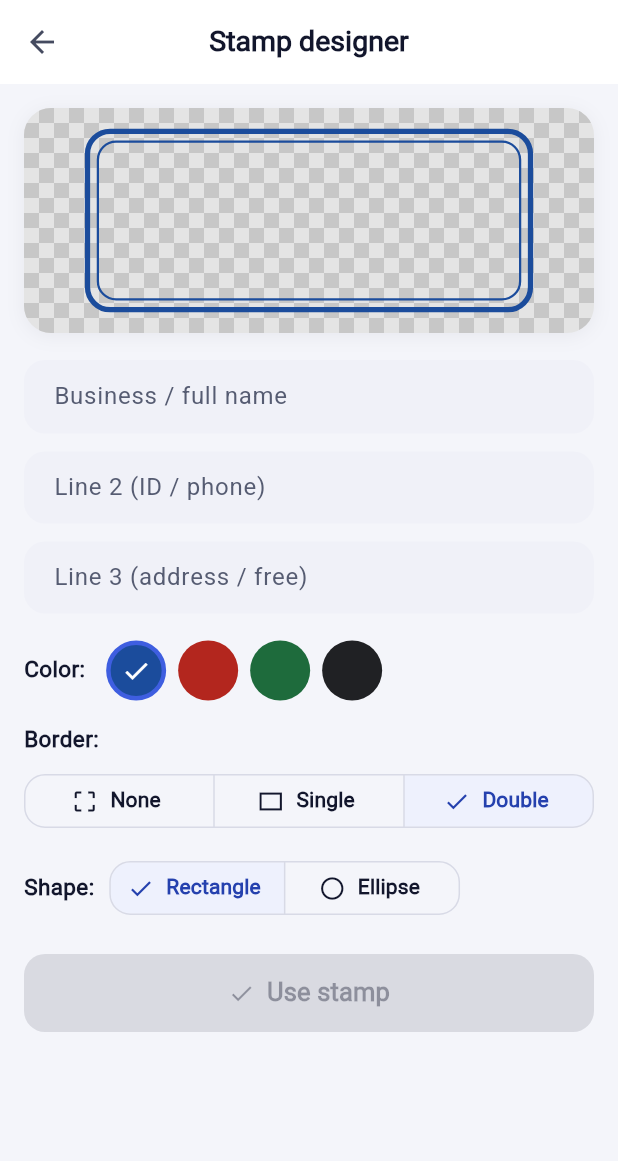
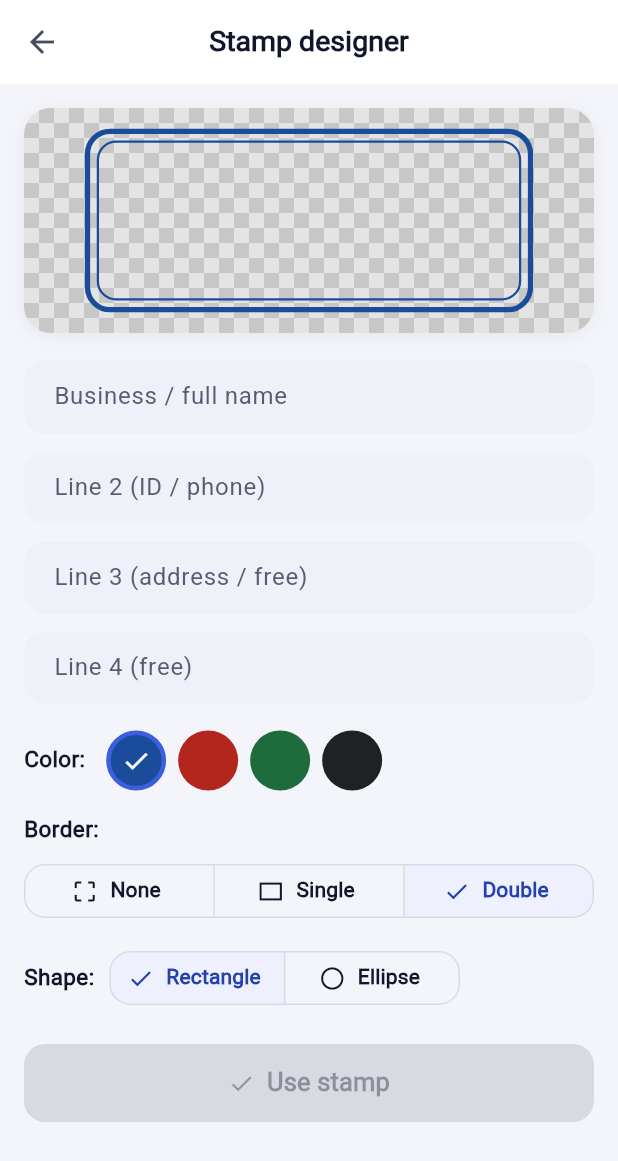
Before and after one commit to rotem-ya/quick-sign, a Flutter app: the StampSetupScreen screen opened directly, after a tap on "Design a digital stamp", on a phone screen of 412 x 824 dp. Shown: the top 1161 px of the screen. Run offline on Flutter 3.47's test engine with Material 3 defaults, Android fonts, the phone set to English and light mode, and no system bars; our stand-ins replace file_picker, firebase_auth, firebase_core, google_mobile_ads, google_sign_in, image_picker and 6 more; missing offline and left inert: dart:js_interop, pdfx, receive_sharing_intent, syncfusion_flutter_pdf; accounts and stored records are empty.

Commit message:
Quick-draw signature flow, 4-line stamps, Drive-capable stamp import
- Signature placement with no default now opens the drawing pad
  directly (one tap, no library trip) instead of only offering it when
  the library is completely empty. A button below switches to the
  saved-marks picker for those who want a saved signature instead.
- Stamp designer supports a 4th text line.
- Stamp setup's "gallery" button now uses the system file picker
  (file_picker) instead of image_picker's Photos-only gallery, so it
  can reach Drive/OneDrive/Files like the rest of the app's folder
  pickers already do.
- Camera button is now an icon-only compact square instead of a full-
  width labeled button that overflowed at small widths.

Co-Authored-By: Claude Sonnet 5 <noreply@anthropic.com>
Claude-Session: https://claude.ai/code/session_01DJxuW2CZgKB7M2Hcgi2VTk

```diff
--- a/lib/l10n/strings.dart
+++ b/lib/l10n/strings.dart
@@ -33,7 +33,7 @@ class S {
       'noteHint': 'כתיבת טקסט…',
       'stampSetupTitle': 'הגדרת חותמת',
       'captureStamp': 'צילום',
-      'fromGallery': 'גלריה',
+      'fromFiles': 'קבצים',
       'useStamp': 'שימוש בחותמת',
       'retake': 'שוב',
       'processing': 'רגע…',
@@ -72,7 +72,8 @@ class S {
       'folderLibrary': 'ספריית תיקיות',
       'folders': 'תיקיות',
       'addFolder': 'הוספת תיקייה',
-      'folderLibraryUnsupported': 'הדפדפן הזה לא תומך בעיון בתיקיות — נסו בכרום או באפליקציה',
+      'folderLibraryUnsupported':
+          'הדפדפן הזה לא תומך בעיון בתיקיות — נסו בכרום או באפליקציה',
       'folderLibraryEmpty': 'עוד לא נוספו תיקיות',
       'folderLibraryEmptyHint':
           'הוסיפו תיקייה (כולל תיקיות בתוך Drive/OneDrive) כדי לראות כאן את כל הקבצים שבה',
@@ -156,6 +157,7 @@ class S {
       'businessName': 'שם העסק / שם מלא',
       'line2': 'שורה 2 (ח.פ. / טלפון)',
       'line3': 'שורה 3 (כתובת / חופשי)',
+      'line4': 'שורה 4 (חופשי)',
       'color': 'צבע',
       'shape': 'צורה',
       'shapeRect': 'מלבן',
@@ -207,7 +209,7 @@ class S {
       'noteHint': 'Type text…',
       'stampSetupTitle': 'Stamp setup',
       'captureStamp': 'Camera',
-      'fromGallery': 'Gallery',
+      'fromFiles': 'Files',
       'useStamp': 'Use stamp',
       'retake': 'Retake',
       'processing': 'One moment…',
@@ -334,6 +336,7 @@ class S {
       'businessName': 'Business / full name',
       'line2': 'Line 2 (ID / phone)',
       'line3': 'Line 3 (address / free)',
+      'line4': 'Line 4 (free)',
       'color': 'Color',
       'shape': 'Shape',
       'shapeRect': 'Rectangle',
--- a/lib/screens/stamp_designer_screen.dart
+++ b/lib/screens/stamp_designer_screen.dart
@@ -8,7 +8,7 @@ import '../models/stamp_design.dart';
 import '../theme/design_tokens.dart';
 import '../widgets/transparency_checkerboard.dart';
 
-/// Built-in digital stamp designer: a classic editable template — up to three
+/// Built-in digital stamp designer: a classic editable template — up to four
 /// text lines, an optional border (none / single / double), in traditional
 /// stamp ink colors.
 ///
@@ -38,7 +38,13 @@ class StampDesignerScreen extends StatefulWidget {
     final recorder = ui.PictureRecorder();
     final canvas = Canvas(recorder);
     _StampDesignerScreenState._paintStamp(
-        canvas, const Size(width, height), lines, color, shape, border);
+      canvas,
+      const Size(width, height),
+      lines,
+      color,
+      shape,
+      border,
+    );
     final picture = recorder.endRecording();
     final image = await picture.toImage(width.toInt(), height.toInt());
     picture.dispose();
@@ -60,6 +66,7 @@ class _StampDesignerScreenState extends State<StampDesignerScreen> {
   final _line1 = TextEditingController();
   final _line2 = TextEditingController();
   final _line3 = TextEditingController();
+  final _line4 = TextEditingController();
 
   static const _inkColors = <Color>[
     Color(0xFF1B4C9C), // classic blue
@@ -81,6 +88,7 @@ class _StampDesignerScreenState extends State<StampDesignerScreen> {
       if (lines.isNotEmpty) _line1.text = lines[0];
       if (lines.length > 1) _line2.text = lines[1];
       if (lines.length > 2) _line3.text = lines[2];
+      if (lines.length > 3) _line4.text = lines[3];
       _color = Color(initial.colorValue);
       _shape = initial.shape;
       _border = initial.border;
@@ -92,11 +100,12 @@ class _StampDesignerScreenState extends State<StampDesignerScreen> {
     _line1.dispose();
     _line2.dispose();
     _line3.dispose();
+    _line4.dispose();
     super.dispose();
   }
 
   List<String> get _lines => [
-        for (final c in [_line1, _line2, _line3])
+    for (final c in [_line1, _line2, _line3, _line4])
       if (c.text.trim().isNotEmpty) c.text.trim(),
   ];
 
@@ -109,7 +118,8 @@ class _StampDesignerScreenState extends State<StampDesignerScreen> {
       border: _border,
     );
     if (!mounted) return;
-    Navigator.of(context).pop(StampDesignResult(
+    Navigator.of(context).pop(
+      StampDesignResult(
         bytes: bytes,
         design: StampDesign(
           lines: lines,
@@ -117,7 +127,8 @@ class _StampDesignerScreenState extends State<StampDesignerScreen> {
           shape: _shape,
           border: _border,
         ),
-    ));
+      ),
+    );
   }
 
   static void _paintStamp(
@@ -147,8 +158,9 @@ class _StampDesignerScreenState extends State<StampDesignerScreen> {
     // Text still lays out inside where the inner border would sit, whether
     // or not it's actually drawn, so the layout stays stable across border
     // styles as the user switches between them.
-    final textBounds =
-        border == StampBorder.none ? outer.deflate(size.height * 0.04) : inner;
+    final textBounds = border == StampBorder.none
+        ? outer.deflate(size.height * 0.04)
+        : inner;
 
     if (border != StampBorder.none) {
       switch (shape) {
@@ -158,7 +170,8 @@ class _StampDesignerScreenState extends State<StampDesignerScreen> {
           if (border == StampBorder.double_) {
             canvas.drawRRect(
               RRect.fromRectAndRadius(inner, Radius.circular(r.x * 0.8)),
-                thin);
+              thin,
+            );
           }
         case StampShape.ellipse:
           canvas.drawOval(outer, stroke);
@@ -169,15 +182,18 @@ class _StampDesignerScreenState extends State<StampDesignerScreen> {
     }
 
     if (lines.isEmpty) return;
-    // First line is the headline — bigger and bold.
+    // First line is the headline — bigger and bold. More lines need
+    // proportionally smaller text to all fit within the same stamp height.
     final sizes = switch (lines.length) {
       1 => [0.30],
       2 => [0.24, 0.16],
-      _ => [0.20, 0.13, 0.13],
+      3 => [0.20, 0.13, 0.13],
+      _ => [0.17, 0.11, 0.11, 0.11],
     };
     final painters = <TextPainter>[];
     for (var i = 0; i < lines.length; i++) {
-      painters.add(TextPainter(
+      painters.add(
+        TextPainter(
           text: TextSpan(
             text: lines[i],
             style: TextStyle(
@@ -191,10 +207,12 @@ class _StampDesignerScreenState extends State<StampDesignerScreen> {
           textAlign: TextAlign.center,
           maxLines: 1,
           ellipsis: '…',
-      )..layout(maxWidth: textBounds.width * 0.86));
+        )..layout(maxWidth: textBounds.width * 0.86),
+      );
     }
     const gapFactor = 0.035;
-    final totalHeight = painters.fold<double>(0, (sum, p) => sum + p.height) +
+    final totalHeight =
+        painters.fold<double>(0, (sum, p) => sum + p.height) +
         (painters.length - 1) * size.height * gapFactor;
     var y = size.height / 2 - totalHeight / 2;
     for (final painter in painters) {
@@ -240,37 +258,41 @@ class _StampDesignerScreenState extends State<StampDesignerScreen> {
             const SizedBox(height: 18),
             TextField(
               controller: _line1,
-              style:
-                  const TextStyle(fontSize: 18, fontWeight: FontWeight.w600),
-              decoration: InputDecoration(
-                labelText: s['businessName'],
-              ),
+              style: const TextStyle(fontSize: 18, fontWeight: FontWeight.w600),
+              decoration: InputDecoration(labelText: s['businessName']),
               onChanged: (_) => setState(() {}),
             ),
             const SizedBox(height: 12),
             TextField(
               controller: _line2,
               style: const TextStyle(fontSize: 17),
-              decoration: InputDecoration(
-                labelText: s['line2'],
-              ),
+              decoration: InputDecoration(labelText: s['line2']),
               onChanged: (_) => setState(() {}),
             ),
             const SizedBox(height: 12),
             TextField(
               controller: _line3,
               style: const TextStyle(fontSize: 17),
-              decoration: InputDecoration(
-                labelText: s['line3'],
+              decoration: InputDecoration(labelText: s['line3']),
+              onChanged: (_) => setState(() {}),
             ),
+            const SizedBox(height: 12),
+            TextField(
+              controller: _line4,
+              style: const TextStyle(fontSize: 17),
+              decoration: InputDecoration(labelText: s['line4']),
               onChanged: (_) => setState(() {}),
             ),
             const SizedBox(height: 18),
             Row(
               children: [
-                Text('${s['color']}:',
+                Text(
+                  '${s['color']}:',
                   style: const TextStyle(
-                        fontSize: 15, fontWeight: FontWeight.w600)),
+                    fontSize: 15,
+                    fontWeight: FontWeight.w600,
+                  ),
+                ),
                 const SizedBox(width: 10),
                 for (final color in _inkColors)
                   Padding(
@@ -292,8 +314,11 @@ class _StampDesignerScreenState extends State<StampDesignerScreen> {
                           ),
                         ),
                         child: _color == color
-                            ? const Icon(Icons.check,
-                                color: Colors.white, size: 20)
+                            ? const Icon(
+                                Icons.check,
+                                color: Colors.white,
+                                size: 20,
+                              )
                             : null,
                       ),
                     ),
@@ -301,9 +326,10 @@ class _StampDesignerScreenState extends State<StampDesignerScreen> {
               ],
             ),
             const SizedBox(height: 16),
-            Text('${s['borderStyle']}:',
-                style: const TextStyle(
-                    fontSize: 15, fontWeight: FontWeight.w600)),
+            Text(
+              '${s['borderStyle']}:',
+              style: const TextStyle(fontSize: 15, fontWeight: FontWeight.w600),
+            ),
             const SizedBox(height: 8),
             SegmentedButton<StampBorder>(
               segments: [
@@ -330,9 +356,13 @@ class _StampDesignerScreenState extends State<StampDesignerScreen> {
               const SizedBox(height: 14),
               Row(
                 children: [
-                  Text('${s['shape']}:',
+                  Text(
+                    '${s['shape']}:',
                     style: const TextStyle(
-                          fontSize: 15, fontWeight: FontWeight.w600)),
+                      fontSize: 15,
+                      fontWeight: FontWeight.w600,
+                    ),
+                  ),
                   const SizedBox(width: 10),
                   SegmentedButton<StampShape>(
                     segments: [
@@ -348,8 +378,7 @@ class _StampDesignerScreenState extends State<StampDesignerScreen> {
                       ),
                     ],
                     selected: {_shape},
-                    onSelectionChanged: (v) =>
-                        setState(() => _shape = v.first),
+                    onSelectionChanged: (v) => setState(() => _shape = v.first),
                   ),
                 ],
               ),
@@ -393,7 +422,13 @@ class _StampPreviewPainter extends CustomPainter {
     canvas.save();
     canvas.translate((size.width - w) / 2, (size.height - h) / 2);
     _StampDesignerScreenState._paintStamp(
-        canvas, Size(w, h), lines, color, shape, border);
+      canvas,
+      Size(w, h),
+      lines,
+      color,
+      shape,
+      border,
+    );
     canvas.restore();
   }
 
--- a/lib/screens/stamp_setup_screen.dart
+++ b/lib/screens/stamp_setup_screen.dart
@@ -48,10 +48,15 @@ class _StampSetupScreenState extends State<StampSetupScreen> {
     }
   }
 
-  Future<void> _capture({required bool fromCamera}) async {
+  Future<void> _capture({required bool fromCamera}) =>
+      _captureFrom(() => _service.captureImage(fromCamera: fromCamera));
+
+  Future<void> _pickFromFiles() => _captureFrom(_service.pickImageFile);
+
+  Future<void> _captureFrom(Future<Uint8List?> Function() picker) async {
     setState(() => _busy = true);
     try {
-      final raw = await _service.captureImage(fromCamera: fromCamera);
+      final raw = await picker();
       if (raw == null) {
         if (mounted) setState(() => _busy = false);
         return;
@@ -136,8 +141,9 @@ class _StampSetupScreenState extends State<StampSetupScreen> {
         design: _pendingDesign,
       );
     } else {
-      final existingCount = (await _marksService.list(type: MarkType.stamp))
-          .length;
+      final existingCount = (await _marksService.list(
+        type: MarkType.stamp,
+      )).length;
       if (!mounted) return;
       mark = await _marksService.add(
         type: MarkType.stamp,
@@ -151,9 +157,9 @@ class _StampSetupScreenState extends State<StampSetupScreen> {
   }
 
   void _snackError() {
-    ScaffoldMessenger.of(context).showSnackBar(
-      SnackBar(content: Text(S.of(context)['importError'])),
-    );
+    ScaffoldMessenger.of(
+      context,
+    ).showSnackBar(SnackBar(content: Text(S.of(context)['importError'])));
   }
 
   @override
@@ -162,9 +168,11 @@ class _StampSetupScreenState extends State<StampSetupScreen> {
     final scheme = Theme.of(context).colorScheme;
     return Scaffold(
       appBar: AppBar(
-        title: Text(widget.editingMark != null
-            ? s['editStampTitle']
-            : s['stampSetupTitle']),
+        title: Text(
+          widget.editingMark != null
+              ? s['editStampTitle']
+              : s['stampSetupTitle'],
+        ),
       ),
       body: SafeArea(
         child: Padding(
@@ -213,8 +221,7 @@ class _StampSetupScreenState extends State<StampSetupScreen> {
             child: Text(
               s['cropHint'],
               textAlign: TextAlign.center,
-              style:
-                  TextStyle(fontSize: 16, color: scheme.onSurfaceVariant),
+              style: TextStyle(fontSize: 16, color: scheme.onSurfaceVariant),
             ),
           ),
           Expanded(
@@ -252,9 +259,9 @@ class _StampSetupScreenState extends State<StampSetupScreen> {
               onPressed: _busy
                   ? null
                   : () => setState(() {
-                        _processed = null;
-                        _pendingDesign = null;
-                      }),
+                      _processed = null;
+                      _pendingDesign = null;
+                    }),
               icon: const Icon(Icons.replay),
               label: Text(s['retake']),
               style: OutlinedButton.styleFrom(minimumSize: const Size(48, 56)),
@@ -303,23 +310,30 @@ class _StampSetupScreenState extends State<StampSetupScreen> {
       children: [
         Row(
           children: [
-            Expanded(
-              child: OutlinedButton.icon(
-                onPressed: _busy ? null : () => _capture(fromCamera: false),
-                icon: const Icon(Icons.photo_library_outlined),
-                label: Text(s['fromGallery']),
-                style:
-                    OutlinedButton.styleFrom(minimumSize: const Size(48, 56)),
+            Tooltip(
+              message: s['captureStamp'],
+              child: OutlinedButton(
+                onPressed: _busy ? null : () => _capture(fromCamera: true),
+                style: OutlinedButton.styleFrom(
+                  minimumSize: const Size(56, 56),
+                  maximumSize: const Size(56, 56),
+                  padding: EdgeInsets.zero,
+                  shape: RoundedRectangleBorder(
+                    borderRadius: BorderRadius.circular(DesignTokens.radiusLg),
+                  ),
+                ),
+                child: const Icon(Icons.photo_camera_outlined),
               ),
             ),
             const SizedBox(width: 12),
             Expanded(
-              flex: 2,
               child: ElevatedButton.icon(
-                onPressed: _busy ? null : () => _capture(fromCamera: true),
-                icon: const Icon(Icons.photo_camera_outlined),
-                label: Text(s['captureStamp']),
-                style: ElevatedButton.styleFrom(minimumSize: const Size(48, 56)),
+                onPressed: _busy ? null : _pickFromFiles,
+                icon: const Icon(Icons.folder_open_outlined),
+                label: Text(s['fromFiles']),
+                style: ElevatedButton.styleFrom(
+                  minimumSize: const Size(48, 56),
+                ),
               ),
             ),
           ],
```
Also changed, not shown: lib/screens/work_screen.dart (+34 -12 lines), lib/services/stamp_service.dart (+13 -0 lines), lib/widgets/signature_sheet.dart (+48 -9 lines), 1 other file. Lines whose indentation alone changed are shown as unchanged.
